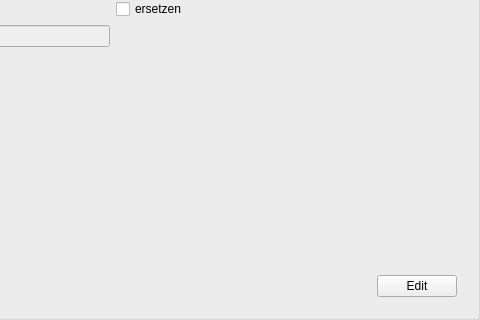
Above: src/libs/widgets/src/views/faxinputarea.ui from jmuelbert/jmbde-QT before the change; both pictures show x 250 to 730 and y 280 to 600 of the 730 by 600 pixel window. Below: the same form after it.
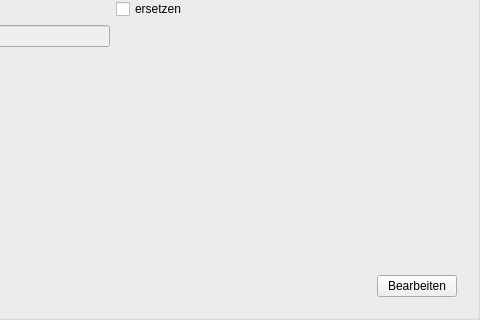
That is the form after the change.

The edit to the form file:
```diff
--- a/src/libs/widgets/src/views/faxinputarea.ui
+++ b/src/libs/widgets/src/views/faxinputarea.ui
@@ -319,7 +319,7 @@
         <item>
          <widget class="QPushButton" name="pushButton_EditFinish">
           <property name="text">
-           <string>Edit</string>
+           <string>Bearbeiten</string>
           </property>
          </widget>
         </item>
```
Left out of the diff: 10 changed lines with no effect on the pictures.
